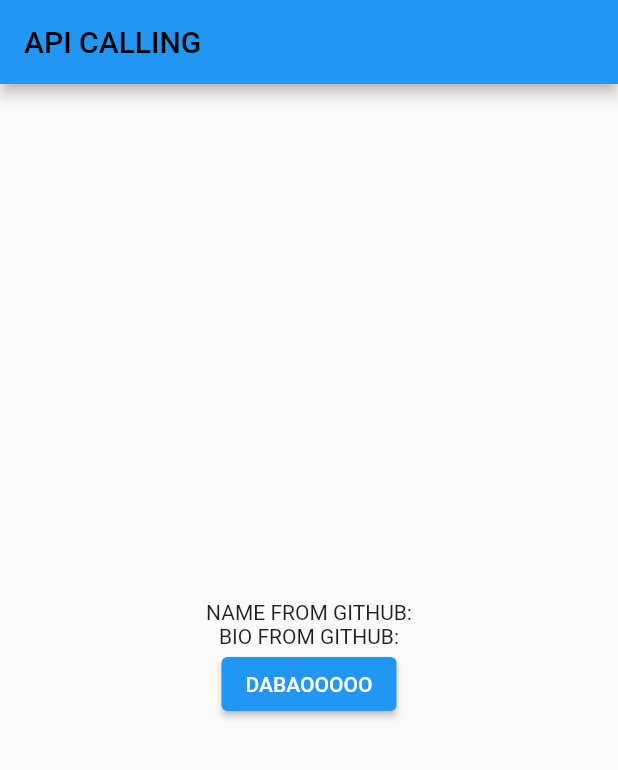
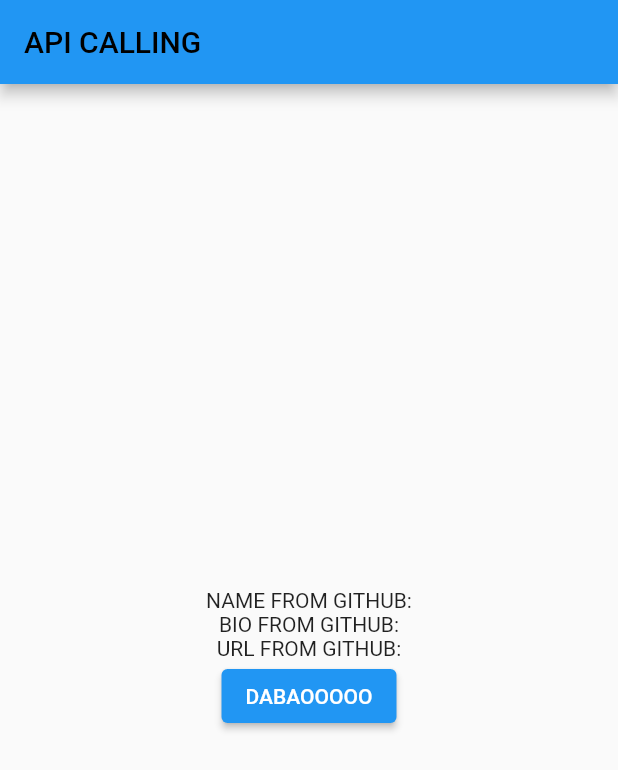
Before and after one commit to hammadkahn/WorkingWithAPI-s, a Flutter app: the screen it shows after launch, after a tap on "DABAOOOOO", on a phone screen of 412 x 824 dp. Shown: the top 770 px of the screen. Run offline on Flutter 3.47's test engine with Material 2 defaults, Android fonts, the phone set to English and light mode, and no system bars; network calls fail.

```diff
--- a/lib/main.dart
+++ b/lib/main.dart
@@ -1,5 +1,4 @@
 import 'dart:convert';
-
 import 'package:flutter/material.dart';
 import 'package:http/http.dart' as http;
 
@@ -35,14 +34,17 @@ class _HomeState extends State<Home> {
   final String url = "https://api.github.com/users/hammadkahn";
   String? nameFromAPI;
   String? bioFromAPI;
+  String? urlFromAPI;
   bool loading = false;
 
+  // ignore: non_constant_identifier_names
   CallApi() async {
     var uri = Uri.parse(url);
     setState(() {
       loading = true;
       bioFromAPI = null;
       nameFromAPI = null;
+      urlFromAPI = null;
     });
     try {
       var response = await http.get(uri);
@@ -51,6 +53,7 @@ class _HomeState extends State<Home> {
       setState(() {
         nameFromAPI = parsedJson['name'];
         bioFromAPI = parsedJson['bio'];
+        urlFromAPI = parsedJson['url'];
       });
     } catch (e) {
       print(e);
@@ -72,13 +75,16 @@ class _HomeState extends State<Home> {
         ),
         body: Center(
           child: Column(mainAxisAlignment: MainAxisAlignment.center, children: [
-            Text("NAME FROM GITHUB:"),
+            const Text("NAME FROM GITHUB:"),
             if (nameFromAPI != null) Text(nameFromAPI!),
-            if (loading) CircularProgressIndicator(),
-            Text("BIO FROM GITHUB:"),
+            if (loading) const CircularProgressIndicator(),
+            const Text("BIO FROM GITHUB:"),
             if (bioFromAPI != null) Text(bioFromAPI!),
-            if (loading) CircularProgressIndicator(),
-            ElevatedButton(onPressed: CallApi, child: Text("DABAOOOOO"))
+            if (loading) const CircularProgressIndicator(),
+            const Text("URL FROM GITHUB:"),
+            if (urlFromAPI != null) Text(urlFromAPI!),
+            if (loading) const CircularProgressIndicator(),
+            ElevatedButton(onPressed: CallApi, child: const Text("DABAOOOOO"))
           ]),
         ));
   }
```
